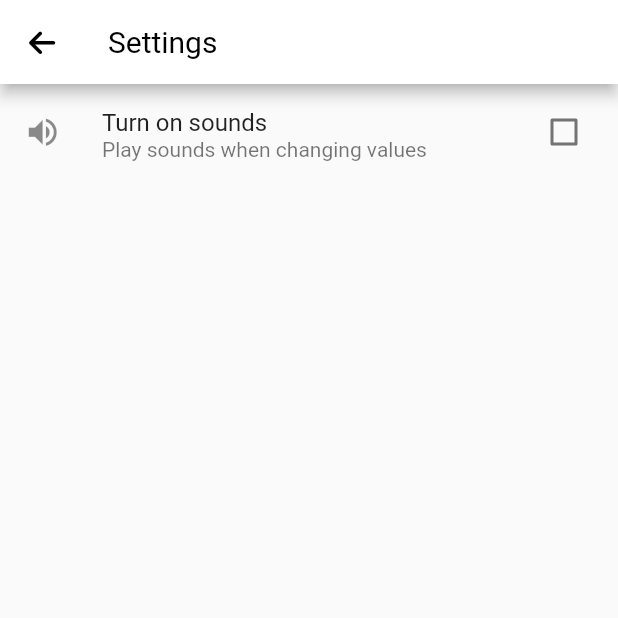
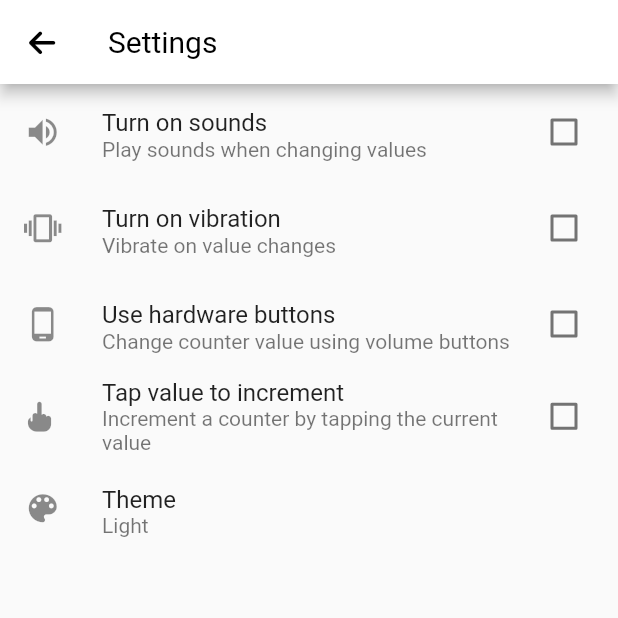
Before and after one commit to ADV1K/SimpleCounter, a Flutter app: the SettingsScreen screen opened by its route, on a phone screen of 412 x 824 dp, the top half of it. Run offline on Flutter 3.47's test engine with Material 2 defaults, Android fonts, the phone set to English and light mode, and no system bars; our stand-ins replace font_awesome_flutter.

Commit message:
updated settings ui

```diff
--- a/lib/screens/home.dart
+++ b/lib/screens/home.dart
@@ -76,7 +76,7 @@ class _HomeScreenState extends State<HomeScreen> {
           IconButton(
             tooltip: "Settings",
             icon: const Icon(FontAwesomeIcons.gear),
-            onPressed: () {},
+            onPressed: () => Navigator.pushNamed(context, "/settings"),
           ),
         ],
       ),
--- a/lib/screens/settings.dart
+++ b/lib/screens/settings.dart
@@ -19,7 +19,7 @@ class _SettingsScreenState extends State<SettingsScreen> {
         leading: IconButton(
           tooltip: "Go Back",
           icon: const Icon(FontAwesomeIcons.arrowLeft),
-          onPressed: () {},
+          onPressed: () => Navigator.pop(context),
         ),
       ),
       body: ListView(
@@ -42,6 +42,73 @@ class _SettingsScreenState extends State<SettingsScreen> {
               });
             },
           ),
+          CheckboxListTile(
+            secondary: const SizedBox(
+              height: double.infinity,
+              child: Icon(
+                Icons.vibration,
+                size: 25,
+              ),
+            ),
+            title: const Text("Turn on vibration"),
+            subtitle: const Text("Vibrate on value changes"),
+            visualDensity: VisualDensity.compact,
+            value: _checked,
+            onChanged: (value) {
+              setState(() {
+                _checked = value!;
+              });
+            },
+          ),
+          CheckboxListTile(
+            secondary: const SizedBox(
+              height: double.infinity,
+              child: Icon(
+                Icons.phone_android,
+                size: 25,
+              ),
+            ),
+            title: const Text("Use hardware buttons"),
+            subtitle: const Text("Change counter value using volume buttons"),
+            visualDensity: VisualDensity.compact,
+            value: _checked,
+            onChanged: (value) {
+              setState(() {
+                _checked = value!;
+              });
+            },
+          ),
+          CheckboxListTile(
+            secondary: const SizedBox(
+              height: double.infinity,
+              child: Icon(
+                FontAwesomeIcons.handMiddleFinger,
+                size: 20,
+              ),
+            ),
+            title: const Text("Tap value to increment"),
+            subtitle:
+                const Text("Increment a counter by tapping the current value"),
+            visualDensity: VisualDensity.compact,
+            value: _checked,
+            onChanged: (value) {
+              setState(() {
+                _checked = value!;
+              });
+            },
+          ),
+          const ListTile(
+            leading: SizedBox(
+              height: double.infinity,
+              child: Icon(
+                Icons.color_lens,
+                size: 25,
+              ),
+            ),
+            title: Text("Theme"),
+            subtitle: Text("Light"),
+            visualDensity: VisualDensity.compact,
+          ),
         ],
       ),
     );
```
